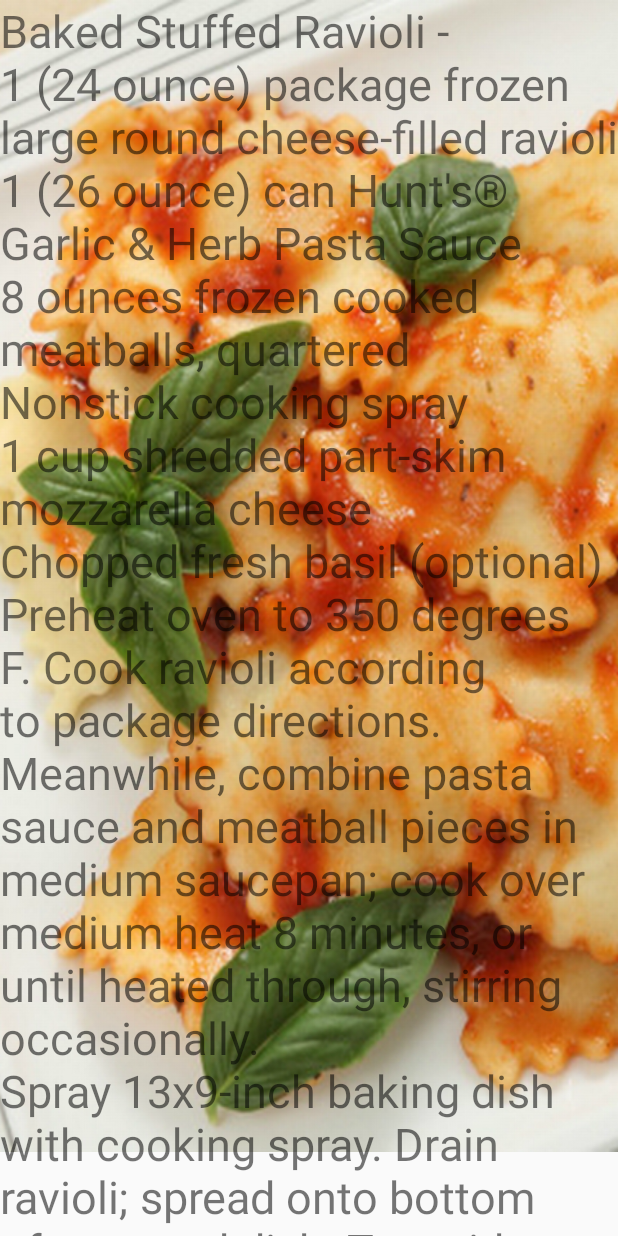
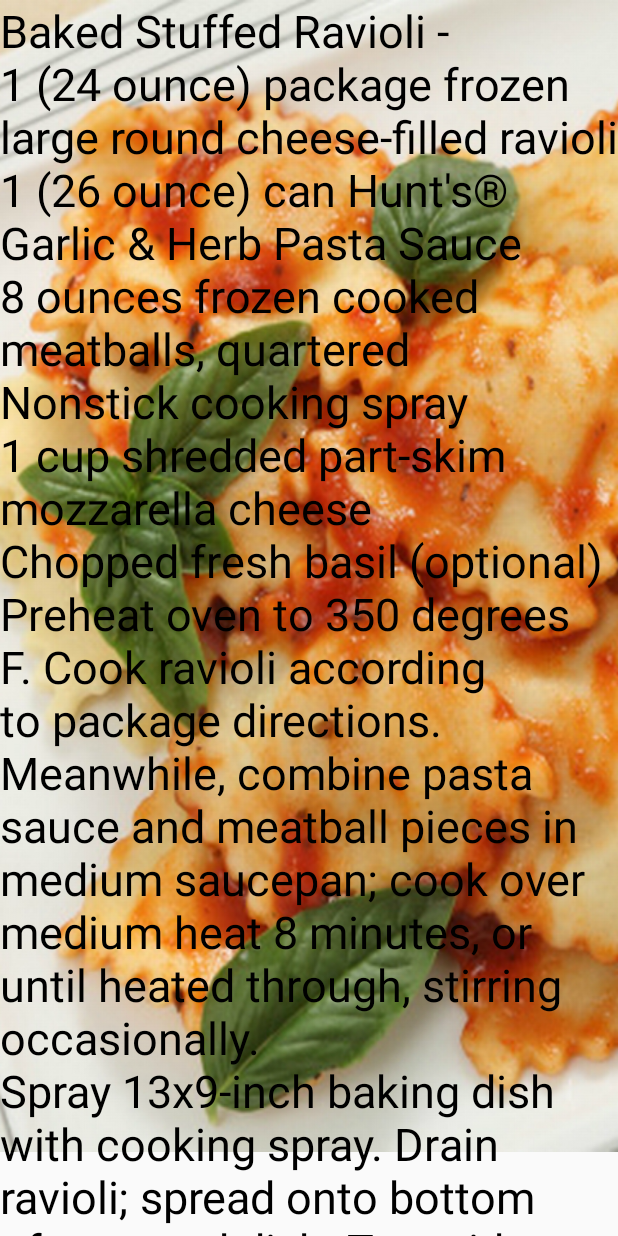
Before and after one commit to GonzalezSainzR/Ravioli-Ravioli, an Android app: the screen it shows after launch (MainActivity), on a phone screen of 412 x 824 dp. Run offline under Robolectric (Android 15) with nearby library versions, the phone set to English and light mode, and no system bars.

Commit message:
Semi-Complete

```diff
--- a/app/src/main/res/layout-land/activity_main.xml
+++ b/app/src/main/res/layout-land/activity_main.xml
@@ -24,6 +24,7 @@ tools:context="com.example.student.ravioliravioli.MainActivity">
         android:layout_width="wrap_content"
         android:layout_height="wrap_content"
         android:textSize="30dp"
+        android:textColor="#000"
         />
 
 </RelativeLayout>
--- a/app/src/main/res/layout/activity_main.xml
+++ b/app/src/main/res/layout/activity_main.xml
@@ -24,6 +24,7 @@
     android:layout_width="wrap_content"
     android:layout_height="wrap_content"
     android:textSize="30dp"
+        android:textColor="#000"
     />
 
     </RelativeLayout>
```
